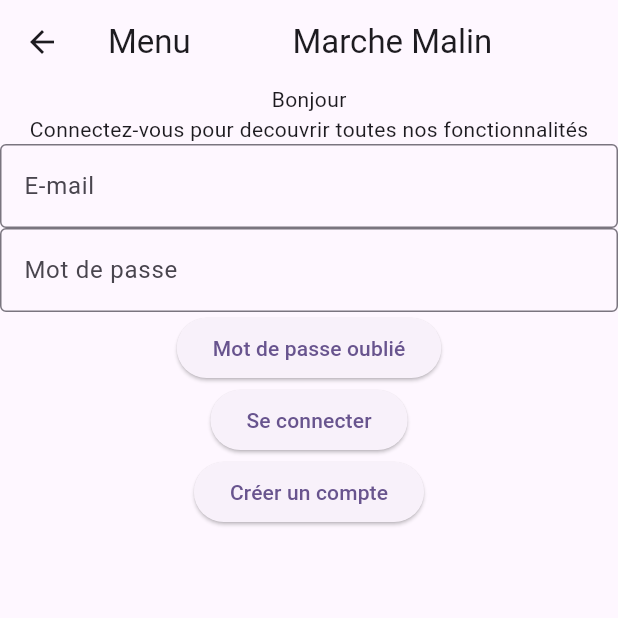
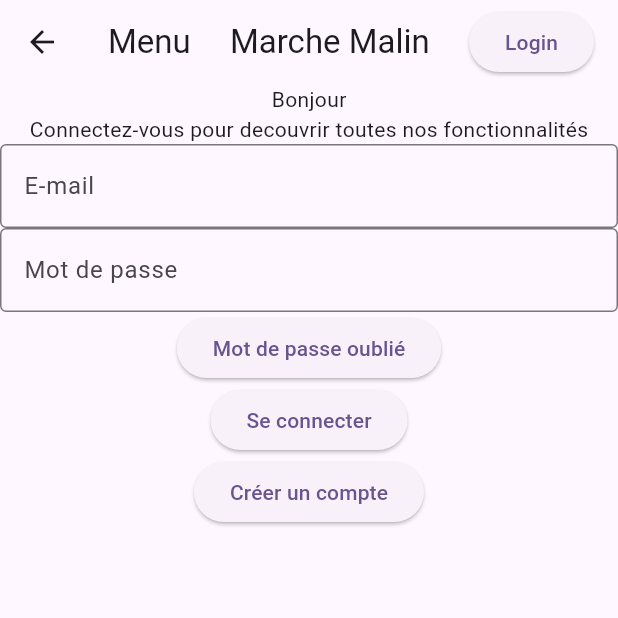
Before and after one commit to WildyPanda/Marche_Malin, a Flutter app: the screen it shows after launch, after a tap on "Login", on a phone screen of 412 x 824 dp, the top half of it. Run offline on Flutter 3.47's test engine with Material 3 defaults, Android fonts, the phone set to English and light mode, and no system bars; our stand-ins replace email_validator, firebase_auth, firebase_core; missing offline and left inert: dart:html; accounts and stored records are empty.

Commit message:
Log in and log out working.
Next step :
Register

```diff
--- a/lib/models/TopMenu.dart
+++ b/lib/models/TopMenu.dart
@@ -1,20 +1,70 @@
 
+import 'dart:html';
+import 'dart:math';
+
+import 'package:firebase_auth/firebase_auth.dart';
 import 'package:flutter/cupertino.dart';
 import 'package:flutter/material.dart';
+import 'package:marche_malin/ui/login.dart';
 
-class TopMenu extends StatelessWidget {
-  const TopMenu({super.key});
+class TopMenu extends StatefulWidget {
+  bool logged = false;
+
+  TopMenu({super.key});
+
+  void updateLogIn(bool logged){
+    this.logged = logged;
+  }
 
   @override
+  State<TopMenu> createState() => _TopMenuState();
+}
+
+class _TopMenuState extends State<TopMenu> {
+  @override
   Widget build(BuildContext context) {
-    return const Row(
+    FirebaseAuth.instance
+        .authStateChanges()
+        .listen((User? user) {
+      // called when the lsitener is registered, when the user log in and when he log out
+      if (user == null) {
+        setState(() {
+          widget.logged = false;
+        });
+      } else {
+        setState(() {
+          widget.logged = true;
+        });
+      }
+    });
+    return Row(
       children: [
-        Text("Menu"),
-        Expanded(child: Center(
+        const Text("Menu"),
+        const Expanded(child:
+        Center(
           child: Text("Marche Malin"),
-        ))
+        ),
+        ),
+        Visibility(
+          visible: !widget.logged,
+          child: ElevatedButton(
+            onPressed: () {
+              Navigator.push(context,
+                  MaterialPageRoute(builder: (context) => const Login())
+              );
+            },
+            child: const Text("Login"),
+          ),
+          replacement: ElevatedButton(
+              onPressed: () async {
+                await FirebaseAuth.instance.signOut();
+              },
+              child: Text("Log out")
+          ),
+        ),
 
       ],
     );
   }
+
 }
--- a/lib/models/TopMenuAppBar.dart
+++ b/lib/models/TopMenuAppBar.dart
@@ -2,12 +2,12 @@
 import 'package:marche_malin/models/TopMenu.dart';
 
 class TopMenuAppBar extends StatelessWidget implements PreferredSizeWidget {
-  const TopMenuAppBar({super.key});
+  TopMenuAppBar({super.key});
 
   @override
   Widget build(BuildContext context) {
     return AppBar(
-      title: const TopMenu(),
+      title: TopMenu(),
     );
   }
   @override
--- a/lib/ui/login.dart
+++ b/lib/ui/login.dart
@@ -1,4 +1,6 @@
 
+import 'package:email_validator/email_validator.dart';
+import 'package:firebase_auth/firebase_auth.dart';
 import 'package:flutter/material.dart';
 import 'package:marche_malin/models/TopMenuAppBar.dart';
 
@@ -10,6 +12,10 @@
 }
 
 class _LoginState extends State<Login> {
+  final emailTextController = TextEditingController();
+  final passwordTextController = TextEditingController();
+  String loginResult = "";
+
   @override
   Widget build(BuildContext context) {
     return Scaffold(
@@ -18,13 +24,21 @@
         children: [
           const Text("Bonjour"),
           const Text("Connectez-vous pour decouvrir toutes nos fonctionnalités"),
-          const TextField(
+          Visibility(
+            visible: loginResult != "",
+            child: Text(loginResult),
+          ),
+          TextFormField(
+            controller: emailTextController,
             decoration: InputDecoration(
               border: OutlineInputBorder(),
               hintText: 'E-mail',
             ),
+            autovalidateMode: AutovalidateMode.onUserInteraction,
+            validator: (input) => EmailValidator.validate(input!) ? null : "Incorrect mail",
           ),
-          const TextField(
+          TextFormField(
+            controller: passwordTextController,
             decoration: InputDecoration(
               border: OutlineInputBorder(),
               hintText: 'Mot de passe',
@@ -35,7 +49,30 @@
             child: const Text("Mot de passe oublié"),
           ),
           ElevatedButton(
-            onPressed: () {  },
+            onPressed: () async {
+              try{
+                final credential = await FirebaseAuth.instance.signInWithEmailAndPassword(
+                    email: emailTextController.text,
+                    password: passwordTextController.text
+                );
+                setState(() {
+                  this.loginResult = "Successfully logged in";
+                });
+              }on FirebaseAuthException catch (e) {
+                if (e.code == 'user-not-found') {
+                  setState(() {
+                    this.loginResult = 'No user found for that email.';
+                  });
+                } else if (e.code == 'wrong-password') {
+                  setState(() {
+                    this.loginResult = 'Wrong password provided for that user.';
+                  });
+                }
+                setState(() {
+                  this.loginResult = e.code;
+                });
+              }
+            },
             child: const Text("Se connecter"),
           ),
           ElevatedButton(
--- a/pubspec.yaml
+++ b/pubspec.yaml
@@ -37,6 +37,8 @@
   cupertino_icons: ^1.0.6
   firebase_core: ^2.27.2
   firebase_auth: ^4.18.0
+
+  email_validator: ^2.1.17
 
 dev_dependencies:
   flutter_test:
```
Also changed, not shown: pubspec.lock.
